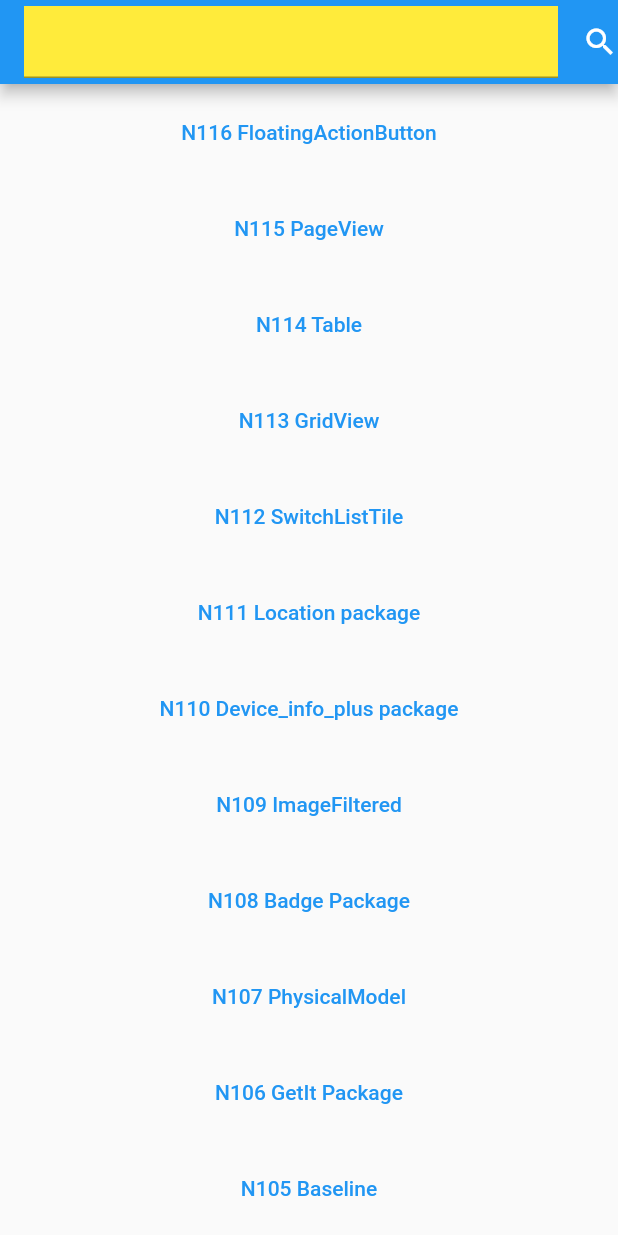
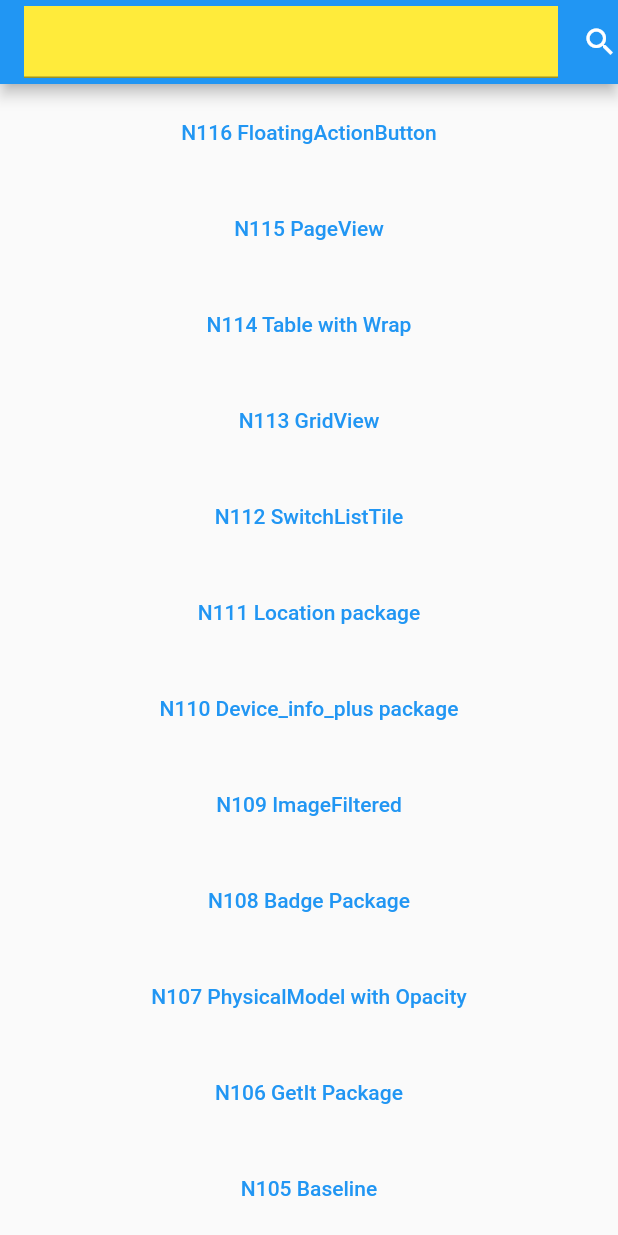
Before and after one commit to ychsue/my_flutter_test, a Flutter app: the screen it shows after launch, on a phone screen of 412 x 824 dp. Run offline on Flutter 3.47's test engine with Material 2 defaults, Android fonts, the phone set to English and light mode, and no system bars; our stand-ins replace animated_text_kit, badges, bloc, cached_network_image, connectivity_plus, device_info_plus and 12 more; missing offline and left inert: dart:html, resizable_widget; Roboto replaces fonts that are missing (Georgia).

Commit message:
Update some screen names

```diff
--- a/lib/src/route/app_pages.dart
+++ b/lib/src/route/app_pages.dart
@@ -112,7 +112,7 @@ enum Routes {
   welcome,
   sliver_screen,
   n13_fadein_image,
-  n14_stream_builder,
+  n14_stream_builder_with_animated_container,
   n15_inherited_widget_screen,
   n16_clip_r_rect,
   n17_hero_screen,
@@ -129,7 +129,7 @@ enum Routes {
   n28_dismissible,
   n29_sized_box,
   n30_value_listenable_builder,
-  n31_draggable,
+  n31_draggable_with_opacity,
   n32_animated_list_with_fade_animation,
   n33_flexible,
   n34_media_query,
@@ -202,14 +202,14 @@ enum Routes {
   n104_animation_pkg_open_container,
   n105_baseline,
   n106_get_it_pkg,
-  n107_physical_model,
+  n107_physical_model_with_opacity,
   n108_badges_pkg,
   n109_image_filtered,
   n110_device_info_pkg,
   n111_location_pkg,
   n112_switch_list_tile,
   n113_grid_view,
-  n114_table,
+  n114_table_with_wrap,
   n115_page_view,
   n116_floating_action_button,
 }
@@ -225,7 +225,7 @@ abstract class AppPages {
       page: () => N115PageViewScreen(),
     ),
     GetPage(
-      name: Routes.n114_table.toLocation,
+      name: Routes.n114_table_with_wrap.toLocation,
       page: () => N114TableScreen(),
     ),
     GetPage(
@@ -253,7 +253,7 @@ abstract class AppPages {
       page: () => N108BadgesPackage(),
     ),
     GetPage(
-      name: Routes.n107_physical_model.toLocation,
+      name: Routes.n107_physical_model_with_opacity.toLocation,
       page: () => N107PhysicalModelScreen(),
     ),
     GetPage(
@@ -545,7 +545,7 @@ abstract class AppPages {
       page: () => N32AnimatedListScreen(),
     ),
     GetPage(
-      name: Routes.n31_draggable.toLocation,
+      name: Routes.n31_draggable_with_opacity.toLocation,
       page: () => N31DraggableScreen(),
     ),
     GetPage(
@@ -606,7 +606,7 @@ abstract class AppPages {
         name: Routes.n13_fadein_image.toLocation,
         page: () => N13FadeInImageScreen()),
     GetPage(
-        name: Routes.n14_stream_builder.toLocation,
+        name: Routes.n14_stream_builder_with_animated_container.toLocation,
         page: () => N14StreamBuilderScreen()),
     GetPage(
         name: Routes.n15_inherited_widget_screen.toLocation,
--- a/lib/src/route/main_screens/get_home_screen.dart
+++ b/lib/src/route/main_screens/get_home_screen.dart
@@ -77,13 +77,13 @@ class _GetHomeScreenState extends State<GetHomeScreen> {
                             Get.toNamed(Routes.n115_page_view.toLocation),
                         child: Text("N115 PageView")),
                   ),
-                if (checkQuery(Routes.n114_table.toString()))
+                if (checkQuery(Routes.n114_table_with_wrap.toString()))
                   Container(
                     margin: EdgeInsets.all(8.0),
                     child: TextButton(
                         onPressed: () =>
-                            Get.toNamed(Routes.n114_table.toLocation),
-                        child: Text("N114 Table")),
+                            Get.toNamed(Routes.n114_table_with_wrap.toLocation),
+                        child: Text("N114 Table with Wrap")),
                   ),
                 if (checkQuery(Routes.n113_grid_view.toString()))
                   Container(
@@ -133,13 +133,15 @@ class _GetHomeScreenState extends State<GetHomeScreen> {
                             Get.toNamed(Routes.n108_badges_pkg.toLocation),
                         child: Text("N108 Badge Package")),
                   ),
-                if (checkQuery(Routes.n107_physical_model.toString()))
+                if (checkQuery(
+                    Routes.n107_physical_model_with_opacity.toString()))
                   Container(
                     margin: EdgeInsets.all(8.0),
                     child: TextButton(
                         onPressed: () =>
-                            Get.toNamed(Routes.n107_physical_model.toLocation),
-                        child: Text("N107 PhysicalModel")),
+                            Get.toNamed(
+                            Routes.n107_physical_model_with_opacity.toLocation),
+                        child: Text("N107 PhysicalModel with Opacity")),
                   ),
                 if (checkQuery(Routes.n106_get_it_pkg.toString()))
                   Container(
@@ -734,13 +736,14 @@ class _GetHomeScreenState extends State<GetHomeScreen> {
                             .n32_animated_list_with_fade_animation.toLocation),
                         child: Text("N32 AnimatedList")),
                   ),
-                if (checkQuery(Routes.n31_draggable.toString()))
+                if (checkQuery(Routes.n31_draggable_with_opacity.toString()))
                   Container(
                     margin: EdgeInsets.all(8.0),
                     child: TextButton(
                         onPressed: () =>
-                            Get.toNamed(Routes.n31_draggable.toLocation),
-                        child: Text("N31 Draggable")),
+                            Get.toNamed(
+                            Routes.n31_draggable_with_opacity.toLocation),
+                        child: Text("N31 Draggable with Opacity")),
                   ),
                 if (checkQuery(Routes.n30_value_listenable_builder.toString()))
                   Container(
@@ -862,13 +865,17 @@ class _GetHomeScreenState extends State<GetHomeScreen> {
                             Routes.n15_inherited_widget_screen.toLocation),
                         child: Text("N15 InheritedWidget")),
                   ),
-                if (checkQuery(Routes.n14_stream_builder.toString()))
+                if (checkQuery(Routes.n14_stream_builder_with_animated_container
+                    .toString()))
                   Container(
                     margin: EdgeInsets.all(8.0),
                     child: TextButton(
                         onPressed: () =>
-                            Get.toNamed(Routes.n14_stream_builder.toLocation),
-                        child: Text("N14 StreamBuilder")),
+                            Get.toNamed(Routes
+                            .n14_stream_builder_with_animated_container
+                            .toLocation),
+                        child:
+                            Text("N14 StreamBuilder with AnimatedContainer")),
                   ),
                 if (checkQuery(Routes.n13_fadein_image.toString()))
                   Container(
```
